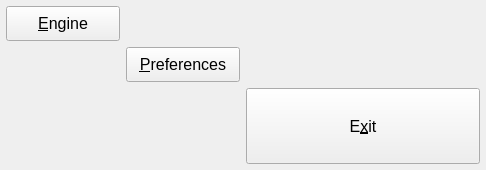
This is ui/small/FreeSSM.ui in msatoh/Free-SSM-for-my-GDB as Qt 5 draws it before an edit. The edited form follows.
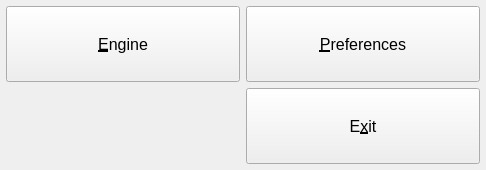
This is the edited form. Icons and pictures are not drawn.

```diff
--- a/ui/small/FreeSSM.ui
+++ b/ui/small/FreeSSM.ui
@@ -100,39 +100,6 @@
         </property>
        </widget>
       </item>
-      <item row="1" column="1">
-       <widget class="QPushButton" name="preferences_pushButton">
-        <property name="sizePolicy">
-         <sizepolicy hsizetype="Expanding" vsizetype="Expanding">
-          <horstretch>0</horstretch>
-          <verstretch>0</verstretch>
-         </sizepolicy>
-        </property>
-        <property name="font">
-         <font>
-          <pointsize>12</pointsize>
-          <weight>50</weight>
-          <bold>false</bold>
-         </font>
-        </property>
-        <property name="cursor">
-         <cursorShape>PointingHandCursor</cursorShape>
-        </property>
-        <property name="text">
-         <string>&amp;Preferences</string>
-        </property>
-        <property name="icon">
-         <iconset resource="../../resources/FreeSSM.qrc">
-          <normaloff>:/icons/oxygen/32x32/preferences-system.png</normaloff>:/icons/oxygen/32x32/preferences-system.png</iconset>
-        </property>
-        <property name="iconSize">
-         <size>
-          <width>32</width>
-          <height>32</height>
-         </size>
-        </property>
-       </widget>
-      </item>
      </layout>
     </item>
     <item row="2" column="2">
@@ -183,6 +150,39 @@
         </property>
       </widget>
       </item>
+    <item row="0" column="2">
+     <widget class="QPushButton" name="preferences_pushButton">
+      <property name="sizePolicy">
+       <sizepolicy hsizetype="Expanding" vsizetype="Expanding">
+        <horstretch>0</horstretch>
+        <verstretch>0</verstretch>
+       </sizepolicy>
+      </property>
+      <property name="font">
+       <font>
+        <pointsize>12</pointsize>
+        <weight>50</weight>
+        <bold>false</bold>
+       </font>
+      </property>
+      <property name="cursor">
+       <cursorShape>PointingHandCursor</cursorShape>
+      </property>
+      <property name="text">
+       <string>&amp;Preferences</string>
+      </property>
+      <property name="icon">
+       <iconset resource="../../resources/FreeSSM.qrc">
+        <normaloff>:/icons/oxygen/32x32/preferences-system.png</normaloff>:/icons/oxygen/32x32/preferences-system.png</iconset>
+      </property>
+      <property name="iconSize">
+       <size>
+        <width>32</width>
+        <height>32</height>
+       </size>
+      </property>
+     </widget>
+    </item>
    </layout>
   </widget>
  </widget>
```
Lines whose indentation alone changed are shown as unchanged.
